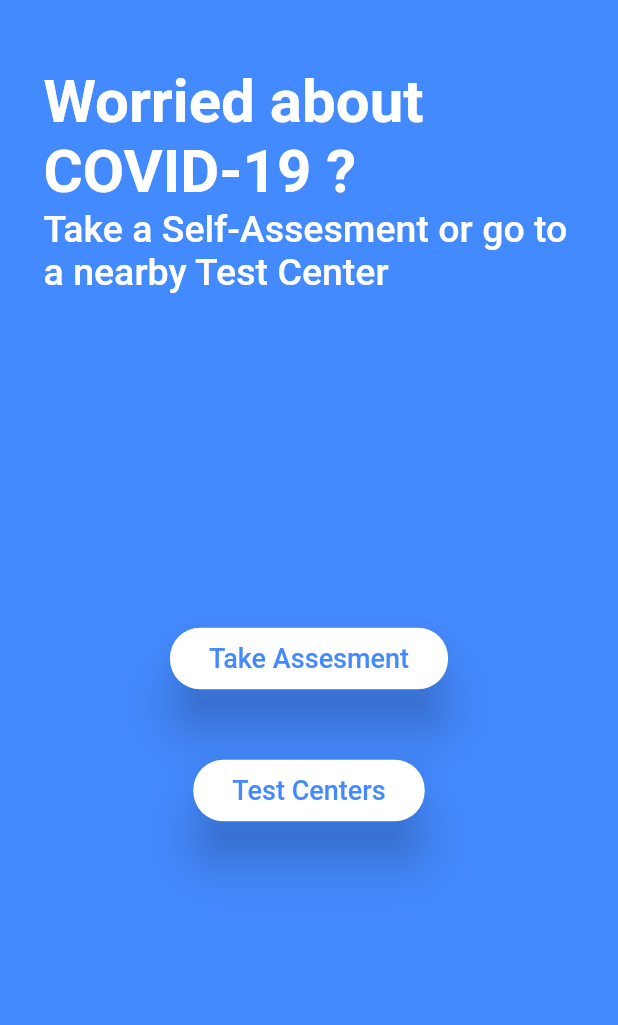
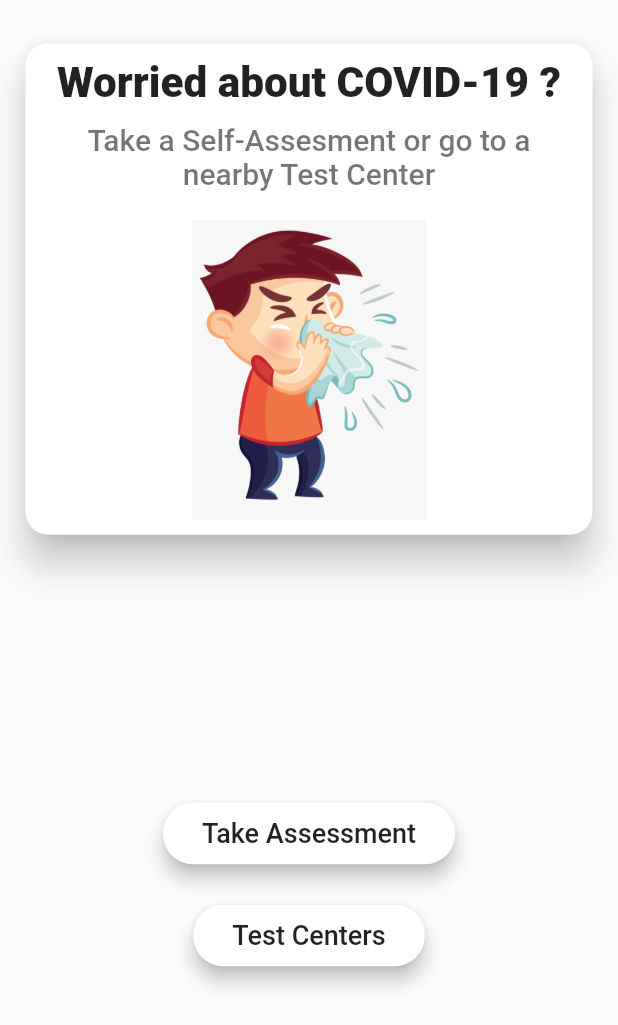
Before and after one commit to iamshubha/covid_rangers, a Flutter app: the MyAssesment widget shown alone on an empty page, opened directly, on a phone screen of 412 x 824 dp. Shown: the top 1025 px of the screen. Run offline on Flutter 3.47's test engine with Material 2 defaults, Android fonts, the phone set to English and light mode, and no system bars; our stand-ins replace cached_network_image, cloud_firestore, flutter_vector_icons, webview_flutter; accounts and stored records are empty; network calls fail; Roboto replaces fonts that are missing (Product Sans).

Commit message:
fixes question pattern

```diff
--- a/lib/myAssesment.dart
+++ b/lib/myAssesment.dart
@@ -10,36 +10,48 @@ class MyAssesment extends StatefulWidget {
 class _MyAssesmentState extends State<MyAssesment> {
   @override
   Widget build(BuildContext context) {
-    return Stack(
-      children: <Widget>[
-        Container(
-          color: Colors.blueAccent,
-        ),
-        SafeArea(
+    return SafeArea(
       child: Padding(
-            padding: EdgeInsets.fromLTRB(5, 20, 5, 18),
+        padding: EdgeInsets.all(5),
         child: Column(
           children: <Widget>[
             Padding(
-                  padding:
-                      const EdgeInsets.symmetric(horizontal: 8, vertical: 20),
-                  child: ListTile(
-                    title: Text(
+              padding: EdgeInsets.symmetric(horizontal: 8, vertical: 20),
+              child: Card(
+                shape: RoundedRectangleBorder(
+                    borderRadius: BorderRadius.circular(15)),
+                elevation: 10.0,
+                child: Padding(
+                  padding: EdgeInsets.all(5.0),
+                  child: Column(
+                    children: [
+                      ListTile(
+                        title: FittedBox(
+                          child: Text(
                             "Worried about COVID-19 ?",
                             style: TextStyle(
-                        color: Colors.white,
-                        fontSize: 40,
-                        fontWeight: FontWeight.w700,
-                        fontFamily: 'Product Sans',
+                              fontWeight: FontWeight.w800,
                             ),
                           ),
-                    subtitle: Text(
+                        ),
+                        subtitle: Padding(
+                          padding: const EdgeInsets.all(10.0),
+                          child: Text(
                             "Take a Self-Assesment or go to a nearby Test Center",
                             style: TextStyle(
-                        color: Colors.white,
-                        fontSize: 25,
+                              fontSize: 20,
                               fontWeight: FontWeight.w500,
-                        fontFamily: 'Product Sans',
+                            ),
+                            textAlign: TextAlign.center,
+                          ),
+                        ),
+
+                      ),
+                      Padding(
+                        padding: const EdgeInsets.all(5.0),
+                        child: Image.asset("assets/image1.png", height: 200,),
+                      )
+                    ],
                   ),
                 ),
               ),
@@ -52,27 +64,26 @@ class _MyAssesmentState extends State<MyAssesment> {
                     shape: RoundedRectangleBorder(
                       borderRadius: BorderRadius.circular(20.0),
                     ),
-                        elevation: 15,
+                    elevation: 5,
                     color: Colors.white,
                     onPressed: () => Navigator.push(context,
                         MaterialPageRoute(builder: (context) => MyQuiz())),
                     child: Padding(
                       padding: const EdgeInsets.all(10),
                       child: Text(
-                            "Take Assesment",
+                        "Take Assessment",
                         style: TextStyle(
-                                color: Colors.blueAccent,
                             fontSize: 18,
-                                fontFamily: 'Product Sans'),
                             ),
                       ),
                     ),
-                      Padding(padding: EdgeInsets.all(20)),
+                  ),
+                  Padding(padding: EdgeInsets.all(10)),
                   RaisedButton(
                     shape: RoundedRectangleBorder(
                       borderRadius: BorderRadius.circular(20.0),
                     ),
-                        elevation: 15,
+                    elevation: 5,
                     color: Colors.white,
                     onPressed: () =>
                         Navigator.pushNamed(context, '/TestCenters'),
@@ -81,21 +92,18 @@ class _MyAssesmentState extends State<MyAssesment> {
                       child: Text(
                         "Test Centers",
                         style: TextStyle(
-                                color: Colors.blueAccent,
                             fontSize: 18,
-                                fontFamily: 'Product Sans'),
                             ),
                       ),
                     ),
-                      Padding(padding: EdgeInsets.all(30))
+                  ),
+                  Padding(padding: EdgeInsets.all(10))
                 ],
               ),
             )
           ],
         ),
       ),
-        )
-      ],
     );
   }
 }
@@ -114,12 +122,7 @@ class _MyQuizState extends State<MyQuiz> {
       _point = 0;
     });
     return Scaffold(
-      body: Stack(
-        children: <Widget>[
-          Container(
-            color: Colors.blueAccent,
-          ),
-          SafeArea(
+      body: SafeArea(
         child: Padding(
           padding: EdgeInsets.all(5),
           child: Column(
@@ -132,7 +135,6 @@ class _MyQuizState extends State<MyQuiz> {
                   children: <Widget>[
                     Icon(
                       Icons.arrow_back_ios,
-                          color: Colors.white,
                     ),
                     SizedBox(
                       width: 5,
@@ -140,16 +142,18 @@ class _MyQuizState extends State<MyQuiz> {
                     Text(
                       "Go Back",
                       style: TextStyle(
-                            color: Colors.white,
                         fontSize: 18,
                         fontWeight: FontWeight.w600,
-                            fontFamily: 'Product Sans',
                       ),
                     ),
                   ],
                 ),
               ),
               Expanded(
+                child: Container(
+                  decoration: BoxDecoration(
+                      color: Colors.grey[300],
+                      borderRadius: BorderRadius.circular(20)),
                   child: SingleChildScrollView(
                     child: Column(
                       mainAxisAlignment: MainAxisAlignment.center,
@@ -158,27 +162,27 @@ class _MyQuizState extends State<MyQuiz> {
                           padding: const EdgeInsets.symmetric(
                               horizontal: 8, vertical: 5),
                           child: ListTile(
-                              title: Text(
-                                "Self-Assesment",
+                            title: Center(
+                              child: Text(
+                                "Self-Assessment",
                                 style: TextStyle(
-                                  color: Colors.white,
                                   fontSize: 35,
-                                  fontWeight: FontWeight.w500,
-                                  fontFamily: 'Product Sans',
+                                  fontWeight: FontWeight.w800,
                                 ),
                               ),
-                              subtitle: Text(
+                            ),
+                            subtitle: Center(
+                              child: Text(
                                 "Check yourself",
                                 style: TextStyle(
-                                  color: Colors.white,
                                   fontSize: 20,
-                                  fontFamily: 'Product Sans',
+                                ),
                               ),
                             ),
                           ),
                         ),
                         Card(
-                            margin: EdgeInsets.all(10),
+                          margin: EdgeInsets.all(12),
                           child: Padding(
                             padding: const EdgeInsets.all(10),
                             child: Column(
@@ -225,12 +229,12 @@ class _MyQuizState extends State<MyQuiz> {
                                               "I don't Agree",
                                               style: TextStyle(
                                                 color: Colors.white,
-                                                    fontFamily: 'Product Sans'),
+                                                fontWeight: FontWeight.w800
+                                              ),
                                             ),
                                           ],
                                         ),
-                                          onPressed: () =>
-                                              Navigator.pop(context),
+                                        onPressed: () => Navigator.pop(context),
                                       ),
                                     ),
                                     Padding(
@@ -247,11 +251,10 @@ class _MyQuizState extends State<MyQuiz> {
                                               style: TextStyle(
                                                   color: Colors.white,
                                                   fontSize: 16,
-                                                    fontWeight: FontWeight.w500,
-                                                    fontFamily: 'Product Sans'),
+                                                  fontWeight: FontWeight.w800,
                                                   ),
-                                              Padding(
-                                                  padding: EdgeInsets.all(2)),
+                                            ),
+                                            Padding(padding: EdgeInsets.all(2)),
                                             Icon(
                                               Icons.arrow_forward_ios,
                                               color: Colors.white,
@@ -274,11 +277,10 @@ class _MyQuizState extends State<MyQuiz> {
                     ),
                   ),
                 ),
+              ),
             ],
           ),
         ),
-          )
-        ],
       ),
     );
   }
@@ -289,35 +291,35 @@ class Ques1 extends StatelessWidget {
   Widget build(BuildContext context) {
     return _QuesFormat(
         "Do you have any travel record to countries like United States of America, China or any European Country in the past 4 weeks?",
-        '/ques2');
+        '/ques2', 'assets/image2.png');
   }
 }
 
 class Ques2 extends StatelessWidget {
   @override
   Widget build(BuildContext context) {
-    return _QuesFormat("Have you been sick lately?", '/ques3');
+    return _QuesFormat("Have you been sick lately?", '/ques3', 'assets/image3.png');
   }
 }
 
 class Ques3 extends StatelessWidget {
   @override
   Widget build(BuildContext context) {
-    return _QuesFormat("Are you caring of someone who is ill?", '/ques4');
+    return _QuesFormat("Are you caring of someone who is ill?", '/ques4', 'assets/image8.jpg');
   }
 }
 
 class Ques4 extends StatelessWidget {
   @override
   Widget build(BuildContext context) {
-    return _QuesFormat("Do you have a heart disease or diabetes?", '/ques5');
+    return _QuesFormat("Do you have a heart disease or diabetes?", '/ques5', 'assets/image5.jpg');
   }
 }
 
 class Ques5 extends StatelessWidget {
   @override
   Widget build(BuildContext context) {
-    return _QuesFormat("Do you have any respiratory illness?", '/ques6');
+    return _QuesFormat("Do you have any respiratory illness?", '/ques6', 'assets/image7.jpg');
   }
 }
 
@@ -326,7 +328,7 @@ class Ques6 extends StatelessWidget {
   Widget build(BuildContext context) {
     return _QuesFormat(
         "Do you have symptoms like dry cough, fever or difficulty in breathing?",
-        '/ques7');
+        '/ques7', 'assets/image9.jpg');
   }
 }
 
@@ -334,22 +336,19 @@ class Ques7 extends StatelessWidget {
   @override
   Widget build(BuildContext context) {
     return _QuesFormat(
-        "Have you consulted a doctor in the past 2 weeks?", '/quesResult');
+        "Have you consulted a doctor in the past 2 weeks?", '/quesResult', 'assets/image6.jpg');
   }
 }
 
 class _QuesFormat extends StatelessWidget {
-  final String _str, _nav;
-  _QuesFormat(this._str, this._nav);
+  final String _str, _nav, _image;
+  _QuesFormat(this._str, this._nav, this._image);
   @override
   Widget build(BuildContext context) {
     return Scaffold(
-      body: Stack(
-        children: <Widget>[
-          Container(
-            color: Colors.blueAccent,
-          ),
-          SafeArea(
+      body: SafeArea(
+        child: Container(
+          decoration: BoxDecoration(color: Colors.grey[400]),
           child: Padding(
             padding: const EdgeInsets.all(8.0),
             child: Column(
@@ -362,10 +361,8 @@ class _QuesFormat extends StatelessWidget {
                       Text(
                         "Close",
                         style: TextStyle(
-                            color: Colors.white,
                           fontSize: 18,
-                            fontWeight: FontWeight.w600,
-                            fontFamily: 'Product Sans',
+                          fontWeight: FontWeight.w800,
                         ),
                       ),
                       SizedBox(
@@ -373,7 +370,6 @@ class _QuesFormat extends StatelessWidget {
                       ),
                       Icon(
                         Icons.close,
-                          color: Colors.white,
                       ),
                     ],
                   ),
@@ -391,6 +387,9 @@ class _QuesFormat extends StatelessWidget {
                             children: <Widget>[
                               Column(
                                 children: <Widget>[
+                                  Image.asset("$_image",
+                                  height: 200,
+                                  ),
                                   ListTile(
                                     title: Text(
                                       _str,
@@ -434,7 +433,7 @@ class _QuesFormat extends StatelessWidget {
                                           style: TextStyle(
                                               color: Colors.white,
                                               fontSize: 16,
-                                                fontFamily: 'Product Sans'),
+                                              ),
                                         ),
                                         color: Colors.blueAccent,
                                       ),
@@ -452,8 +451,7 @@ class _QuesFormat extends StatelessWidget {
               ],
             ),
           ),
-          )
-        ],
+        ),
       ),
     );
   }
@@ -466,7 +464,7 @@ class QuesResult extends StatelessWidget {
       body: Stack(
         children: <Widget>[
           Container(
-            color: Colors.blueAccent,
+            color: Colors.grey[400],
           ),
           SafeArea(
             child: Padding(
@@ -484,7 +482,6 @@ class QuesResult extends StatelessWidget {
                           children: <Widget>[
                             Icon(
                               Icons.refresh,
-                              color: Colors.white,
                               size: 26,
                             ),
                             SizedBox(
@@ -493,10 +490,8 @@ class QuesResult extends StatelessWidget {
                             Text(
                               "Again",
                               style: TextStyle(
-                                color: Colors.white,
                                 fontSize: 20,
                                 fontWeight: FontWeight.w600,
-                                fontFamily: 'Product Sans',
                               ),
                             ),
                           ],
--- a/pubspec.yaml
+++ b/pubspec.yaml
@@ -54,8 +54,8 @@ flutter:
   uses-material-design: true
 
   # To add assets to your application, add an assets section, like this:
-  # assets:
-  #   - images/a_dot_burr.jpeg
+  assets:
+    - assets/
   #   - images/a_dot_ham.jpeg
 
   # An image asset can refer to one or more resolution-specific "variants", see
```
Also changed, not shown: assets/image1.png (added), assets/image2.png (added), assets/image3.png (added), assets/image4.png (added), assets/image5.jpg (added), assets/image6.jpg (added), assets/image7.jpg (added), assets/image8.jpg (added), assets/image9.jpg (added), pubspec.lock. Lines whose indentation alone changed are shown as unchanged.
